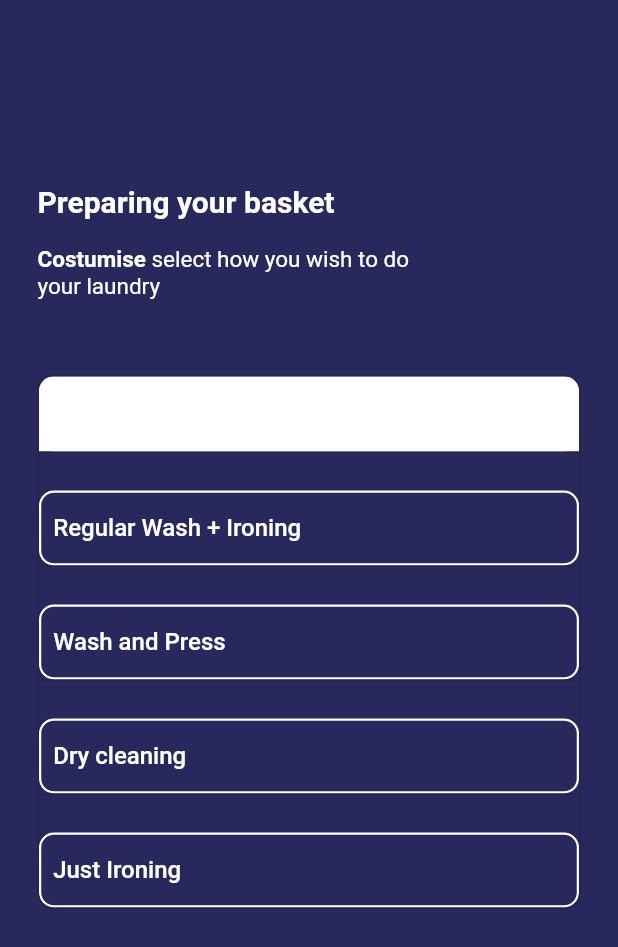
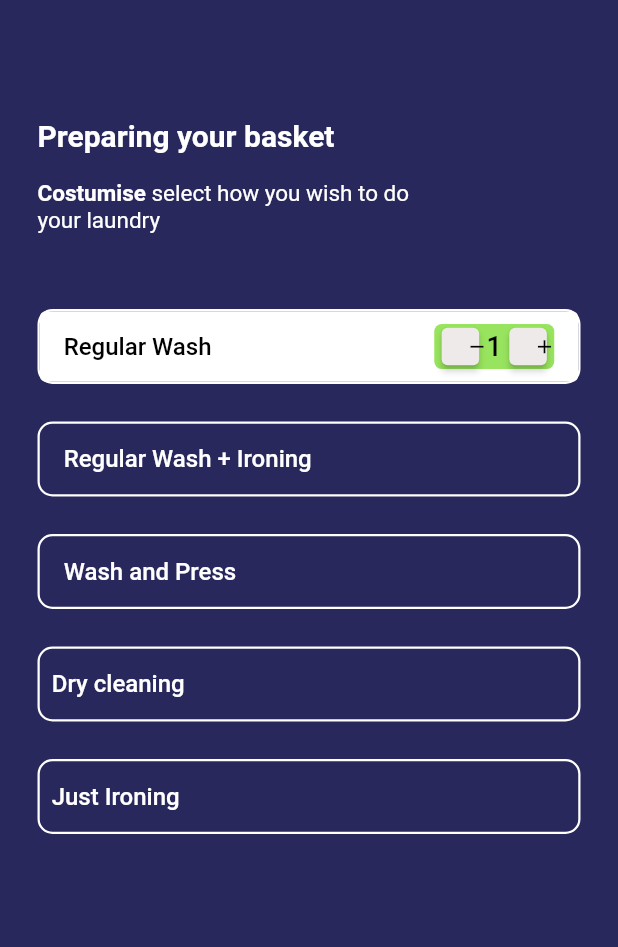
Before and after one commit to Waseemnihaal/laundry1, a Flutter app: the screen it shows after launch, after a tap on "Regular Wash", on a phone screen of 412 x 824 dp. Shown: the top 947 px of the screen. Run offline on Flutter 3.47's test engine with Material 2 defaults, Android fonts, the light colour scheme and no system bars.

Commit message:
Add files via upload

```diff
--- a/laundry/lib/main.dart
+++ b/laundry/lib/main.dart
@@ -12,7 +12,30 @@ class MyApp extends StatefulWidget {
 }
 
 class _MyAppState extends State<MyApp> {
-  List<bool> select = [false, false, false, false, false];
+  //List<bool> select = [false, false, false, false, false];
+  bool col = false, col1 = false, col2 = false, col3 = false, col4 = false;
+  int a = 0;
+  void increment() {
+    setState(() {
+      if (a == 20) {
+      } else {
+        a++;
+        col = true;
+      }
+    });
+  }
+
+  void decrement() {
+    setState(() {
+      if (a == 0) {
+      } else if (a == 1) {
+        col = false;
+        a--;
+      } else {
+        a--;
+      }
+    });
+  }
 
   // This widget is the root of your application.
   @override
@@ -20,12 +43,16 @@ class _MyAppState extends State<MyApp> {
     return MaterialApp(
       home: Scaffold(
         backgroundColor: Color.fromARGB(255, 40, 40, 92),
+        appBar: AppBar(
+          backgroundColor: Colors.transparent,
+          elevation: 0,
+        ),
         body: Padding(
           padding: const EdgeInsets.only(right: 25, left: 25),
           child: Column(
             children: [
               Container(
-                height: 200,
+                height: 100,
                 width: 400,
                 child: Align(
                   alignment: Alignment.bottomLeft,
@@ -51,11 +78,6 @@ class _MyAppState extends State<MyApp> {
               SizedBox(
                 height: 50,
               ),
-              ToggleButtons(
-                fillColor: Colors.white,
-                direction: Axis.vertical,
-                borderRadius: BorderRadius.circular(10),
-                children: [
               Container(
                 height: 50,
                 width: 400,
@@ -64,14 +86,119 @@ class _MyAppState extends State<MyApp> {
                   borderRadius: BorderRadius.circular(10),
                   border: Border.all(color: Colors.white, width: 1.5),
                 ),
+                child: ElevatedButton(
+                  style: ElevatedButton.styleFrom(
+                    primary: col ? Colors.white : Colors.transparent,
+                    elevation: 0,
+                  ),
+                  child: Row(
+                    mainAxisAlignment: MainAxisAlignment.spaceBetween,
+                    children: [
+                      Align(
+                        alignment: Alignment.centerLeft,
+                        child: Text(
+                          'Regular Wash',
+                          style: TextStyle(
+                              color: col ? Colors.black : Colors.white,
+                              fontSize: 16,
+                              fontWeight: FontWeight.w500),
+                        ),
+                      ),
+                      Container(
+                        height: 30,
+                        width: 80,
+                        child: Row(
+                          mainAxisAlignment: MainAxisAlignment.spaceEvenly,
+                          children: [
+                            ConstrainedBox(
+                              constraints: BoxConstraints.tightFor(
+                                  height: 25, width: 25),
+                              child: ElevatedButton(
+                                style: ElevatedButton.styleFrom(
+                                    primary:
+                                        Color.fromARGB(255, 239, 234, 234)),
+                                onPressed: decrement,
+                                child: Icon(
+                                  Icons.remove,
+                                  size: 15,
+                                  color: Colors.black,
+                                ),
+                              ),
+                            ),
+                            Text(
+                              '$a',
+                              style:
+                                  TextStyle(color: Colors.black, fontSize: 18),
+                            ),
+                            ConstrainedBox(
+                              constraints: BoxConstraints.tightFor(
+                                  height: 25, width: 25),
+                              child: ElevatedButton(
+                                style: ElevatedButton.styleFrom(
+                                    primary:
+                                        Color.fromARGB(255, 239, 234, 234)),
+                                onPressed: increment,
+                                child: Icon(
+                                  Icons.add,
+                                  size: 15,
+                                  color: Colors.black,
+                                ),
+                              ),
+                            ),
+                          ],
+                        ),
+                        decoration: BoxDecoration(
+                          borderRadius: BorderRadius.circular(5),
+                          color: col
+                              ? Color.fromARGB(255, 152, 228, 94)
+                              : Colors.white70,
+                        ),
+                      ),
+                    ],
+                  ),
+                  onPressed: () {
+                    setState(() {
+                      col = !col;
+
+                      if (col) {
+                        a = 1;
+                      } else {
+                        a = 0;
+                      }
+                    });
+                  },
+                ),
+              ),
+              Padding(
+                padding: const EdgeInsets.only(top: 25),
+                child: Container(
+                  height: 50,
+                  width: 400,
+                  decoration: BoxDecoration(
+                    color: Colors.transparent,
+                    borderRadius: BorderRadius.circular(10),
+                    border: Border.all(color: Colors.white, width: 1.5),
+                  ),
+                  child: ElevatedButton(
+                    style: ElevatedButton.styleFrom(
+                      primary: col1 ? Colors.white : Colors.transparent,
+                      elevation: 0,
+                    ),
                     child: Align(
                       alignment: Alignment.centerLeft,
                       child: Text(
-                        '\t\tRegular Wash',
+                        'Regular Wash + Ironing',
                         style: TextStyle(
-                            color: Colors.white,
+                            color: col1 ? Colors.black : Colors.white,
                             fontSize: 16,
                             fontWeight: FontWeight.w500),
+                      ),
+                    ),
+                    onPressed: () {
+                      setState(() {
+                        col1 = !col1;
+                      });
+                    },
                   ),
                 ),
               ),
@@ -85,37 +212,26 @@ class _MyAppState extends State<MyApp> {
                     borderRadius: BorderRadius.circular(10),
                     border: Border.all(color: Colors.white, width: 1.5),
                   ),
+                  child: ElevatedButton(
+                    style: ElevatedButton.styleFrom(
+                      primary: col2 ? Colors.white : Colors.transparent,
+                      elevation: 0,
+                    ),
                     child: Align(
                       alignment: Alignment.centerLeft,
                       child: Text(
-                          '\t\tRegular Wash + Ironing',
+                        'Wash and Press',
                         style: TextStyle(
-                              color: Colors.white,
+                            color: col2 ? Colors.black : Colors.white,
                             fontSize: 16,
                             fontWeight: FontWeight.w500),
                       ),
                     ),
-                    ),
-                  ),
-                  Padding(
-                    padding: const EdgeInsets.only(top: 25),
-                    child: Container(
-                      height: 50,
-                      width: 400,
-                      decoration: BoxDecoration(
-                        color: Colors.transparent,
-                        borderRadius: BorderRadius.circular(10),
-                        border: Border.all(color: Colors.white, width: 1.5),
-                      ),
-                      child: Align(
-                        alignment: Alignment.centerLeft,
-                        child: Text(
-                          '\t\tWash and Press',
-                          style: TextStyle(
-                              color: Colors.white,
-                              fontSize: 16,
-                              fontWeight: FontWeight.w500),
-                        ),
+                    onPressed: () {
+                      setState(() {
+                        col2 = !col2;
+                      });
+                    },
                   ),
                 ),
               ),
@@ -164,20 +280,6 @@ class _MyAppState extends State<MyApp> {
                 ),
               ),
             ],
-                isSelected: select,
-                onPressed: (int newindex) {
-                  setState(() {
-                    for (int index = 0; index < select.length; index++) {
-                      if (index == newindex) {
-                        select[index] = !select[index];
-                      } else {
-                        select[index] = false;
-                      }
-                    }
-                  });
-                },
-              ),
-            ],
           ),
         ),
       ),
```
Lines whose indentation alone changed are shown as unchanged.
